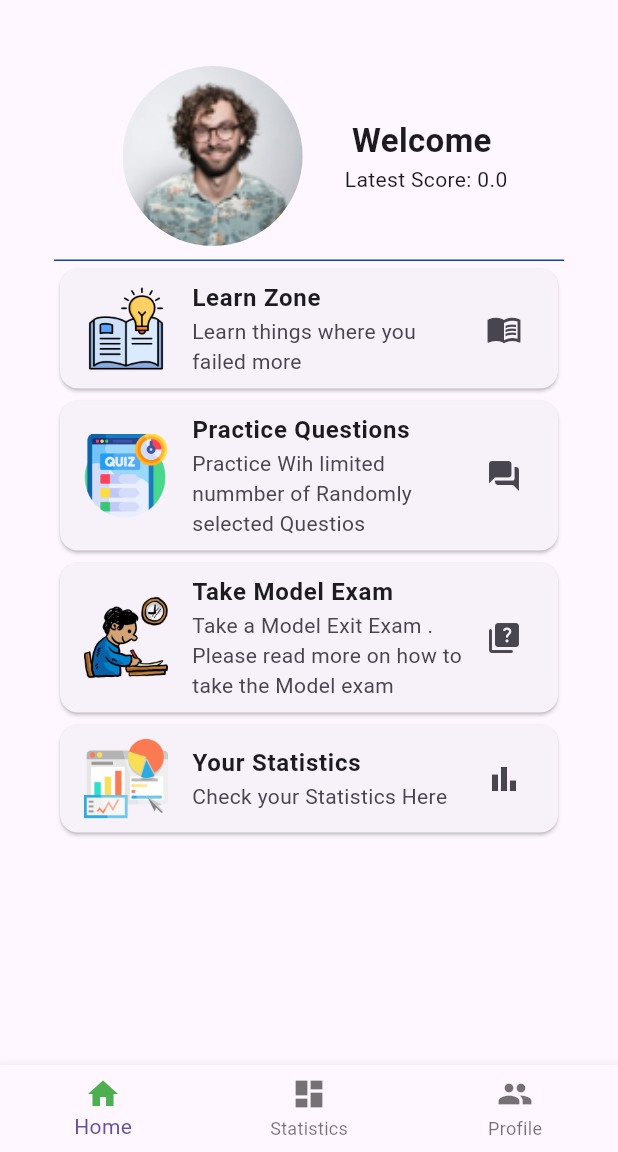
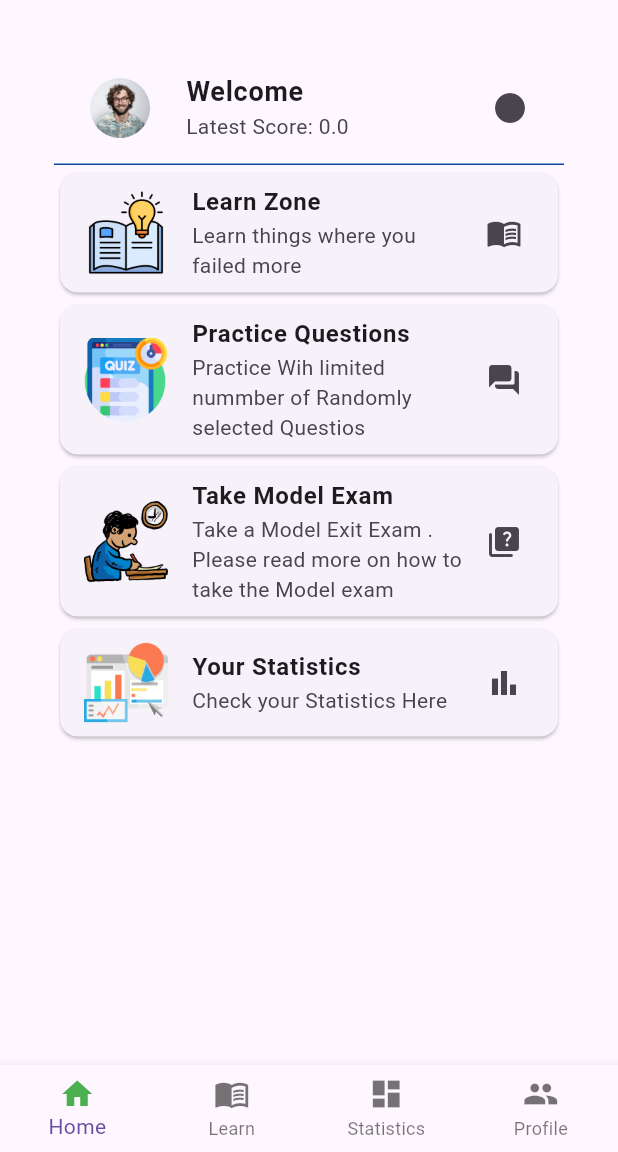
Before and after one commit to mgemoraw/smees_app, a Flutter app: the ExamHome screen opened by its route, after a tap on the "home" icon, on a phone screen of 412 x 824 dp, the part 84-1236 px from its top. Run offline on Flutter 3.47's test engine with Material 3 defaults, Android fonts, the phone set to English and light mode, and no system bars; our stand-ins replace auto_route, dio, flutter_dotenv, flutter_markdown, percent_indicator, permission_handler and 2 more; accounts and stored records are empty.

Commit message:
updating navigation routing

```diff
--- a/lib/home_page.dart
+++ b/lib/home_page.dart
@@ -1,6 +1,7 @@
 import 'dart:convert';
 
 import 'package:flutter/material.dart';
+import 'package:provider/provider.dart';
 import 'package:shared_preferences/shared_preferences.dart';
 import 'package:smees/depreciated/department.dart';
 import 'package:smees/depreciated/quiz_page.dart';
@@ -12,7 +13,10 @@ import 'package:smees/student_statistics.dart';
 import 'package:smees/views/common/appbar.dart';
 import 'package:smees/views/common/drawer.dart';
 import 'package:smees/views/common/navigation.dart';
+import 'package:smees/views/exam_home.dart';
 import 'package:smees/views/learn_zone.dart';
+import 'package:smees/views/practice_quiz.dart';
+import 'package:smees/views/user_provider.dart';
 
 import 'home.dart';
 
@@ -43,11 +47,13 @@ class _HomeState extends State<Home> {
   //   // 'learn': const LearnZone(),
   // };
 
-  static List<Widget> _pages = <Widget>[
+  static final List<Widget> _pages = <Widget>[
     const HomePage(department: "", username: ""),
-    // const LearnZone(department: ''),
+    const LearnZone(department: ''),
     const Statistics(),
     const UserProfile(),
+    const TestHome(department: ""),
+    const ExamHome(department: ""),
   ];
 
   @override
@@ -91,13 +97,20 @@ class _HomeState extends State<Home> {
 
   @override
   Widget build(BuildContext context) {
+    final navProvider = Provider.of<NavigationProvider>(context);
     return Scaffold(
       drawer: const LeftNavigation(),
       appBar: SmeesAppbar(title: "SMEES-App"),
 
-      body: _pages.elementAt(_selectedIndex), // _pages[_selectedIndex],
+      body: _pages.elementAt(navProvider.selectedIndex), // _pages[_selectedIndex],
       bottomNavigationBar:
-          BottomNavBar(currentIndex: _selectedIndex, onTap: _onItemTapped),
+          BottomNavBar(
+            currentIndex: navProvider.selectedIndex,
+            onTap: (index){
+              setState((){
+                navProvider.setIndex(index);
+              });
+            }),
     );
   }
 }
--- a/lib/main.dart
+++ b/lib/main.dart
@@ -37,6 +37,9 @@ Future<void> main() async {
         ChangeNotifierProvider(
           create: (context) => ThemeProvider(),
         ),
+        ChangeNotifierProvider(
+          create: (context) => NavigationProvider(),
+        ),
       ],
       child: const MyApp(),
     ),
@@ -60,8 +63,7 @@ class MyApp extends StatelessWidget {
       themeMode: themeProvider.isDark ? ThemeMode.dark : ThemeMode.light,
       // theme: ThemeData(
       //   primaryColor: Colors.blue[900],
-      //   primarySwatch: Colors.blue, // (255, 142, 129, 157),
-
+      //   primarySwatch: Colors.blue, // (255, 142, 129, 157)
       //   scaffoldBackgroundColor: Colors.blue[50],
       //   textTheme: TextTheme(
       //     headlineLarge: TextStyle(
--- a/lib/views/common/drawer.dart
+++ b/lib/views/common/drawer.dart
@@ -39,7 +39,7 @@ class _LeftNavigationState extends State<LeftNavigation> {
   @override
   Widget build(BuildContext context) {
     final themeProvider = Provider.of<ThemeProvider>(context);
-
+    final useModeProvider = Provider.of<UseModeProvider>(context);
     return Container(
       child: Drawer(
         shadowColor: bgColor,
@@ -62,19 +62,27 @@ class _LeftNavigationState extends State<LeftNavigation> {
               title: Text("Settings"),
               children: [
                 ListTile(
-                leading: isOnline ? const Icon(Icons.online_prediction) : const Icon(Icons.network_locked),
+                leading: !useModeProvider.offlineMode ? const Icon(Icons.online_prediction) : const Icon(Icons.network_locked),
                 title: const Text('Network Mode'),
                 onTap: () {
                   // Navigator.pushNamed(context, "/settings");
                   },
 
-                trailing: Switch(value: context.watch<UseModeProvider>().offlineMode, onChanged: (value) {
+                trailing: Switch(value: !useModeProvider.offlineMode, onChanged: (value) {
                   setState(() {
                     // change offlineMode state
                     context.read<UseModeProvider>().changeUseMode();
+
                   });
+                  ScaffoldMessenger.of(context).showSnackBar(
+                    SnackBar(
+                      backgroundColor: Colors.blue,
+
+                      content: useModeProvider.offlineMode ? Text("Offline Mode") : Text("Online Mode"),
+                    )
+                  );
                 }),
-                subtitle: Text(!context.watch<UseModeProvider>().offlineMode ? "Offline": "Online"),
+                subtitle: Text(useModeProvider.offlineMode ? "Offline": "Online"),
 
                 ),
                 ListTile(
--- a/lib/views/common/navigation.dart
+++ b/lib/views/common/navigation.dart
@@ -124,6 +124,7 @@ class BottomNavBar extends StatelessWidget {
   @override
   Widget build(BuildContext context) {
     return BottomNavigationBar(
+      type: BottomNavigationBarType.fixed,
       currentIndex: currentIndex,
       onTap: onTap,
       items: const [
@@ -134,6 +135,14 @@ class BottomNavBar extends StatelessWidget {
           ),
           icon: Icon(Icons.home),
           label: 'Home',
+        ),
+        BottomNavigationBarItem(
+          activeIcon: Icon(
+            Icons.menu_book_outlined,
+            color: Colors.green,
+          ),
+          icon: Icon(Icons.menu_book_outlined),
+          label: 'Learn',
         ),
         BottomNavigationBarItem(
           activeIcon: Icon(
--- a/lib/views/common/status_card.dart
+++ b/lib/views/common/status_card.dart
@@ -50,37 +50,64 @@ class _UserStatusCardState extends State<UserStatusCard> {
   Widget build(BuildContext context) {
     final userProvider = Provider.of<UserProvider>(context);
 
-    return SingleChildScrollView(
-      scrollDirection: Axis.horizontal,
-      child: Row(
-        mainAxisAlignment: MainAxisAlignment.start,
-        children: [
-          Padding(
+    return ListTile(
+      leading: Padding(
         padding: const EdgeInsets.all(8.0),
         child: ClipOval(
           child: Image.asset(
             'assets/images/user-2.png',
             fit: BoxFit.contain,
-                width: 120,
-                height: 120,
+            // width: 120,
+            // height: 120,
           ),
         ),
       ),
-          const SizedBox(width: 20.0),
-          Column(
-            children: [
-              Text(
+      title: Text(
         "Welcome ${userProvider.user!.username}",
         style: const TextStyle(
-                  fontSize: 22,
+          fontSize: 18,
           fontWeight: FontWeight.bold,
         ),
       ),
-              Text("Latest Score: $score"),
-            ],
-          ),
-        ],
-      ),
+      subtitle: Text("Latest Score: $score"),
+      trailing: context.watch<UseModeProvider>().offlineMode ? Icon(Icons.circle) : Icon(Icons.circle, color: Colors.green,),
     );
+
+    // return SingleChildScrollView(
+    //   scrollDirection: Axis.horizontal,
+    //   child: Row(
+    //     mainAxisAlignment: MainAxisAlignment.start,
+    //     children: [
+    //       Padding(
+    //         padding: const EdgeInsets.all(8.0),
+    //         child: ClipOval(
+    //           child: Image.asset(
+    //             'assets/images/user-2.png',
+    //             fit: BoxFit.contain,
+    //             width: 120,
+    //             height: 120,
+    //           ),
+    //         ),
+    //       ),
+    //       const SizedBox(width: 20.0),
+    //       Column(
+    //         children: [
+    //           Text(
+    //             "Welcome ${userProvider.user!.username}",
+    //             style: const TextStyle(
+    //               fontSize: 22,
+    //               fontWeight: FontWeight.bold,
+    //             ),
+    //           ),
+    //           ListTile(
+    //             title:
+    //           ),
+    //           Text("Latest Score: $score"),
+    //           Text("Offline"),
+    //         ],
+    //       ),
+    //     ],
+    //   ),
+    // );
   }
 }
--- a/lib/views/user_provider.dart
+++ b/lib/views/user_provider.dart
@@ -32,7 +32,7 @@ class UserProvider extends ChangeNotifier {
 }
 
 class UseModeProvider extends ChangeNotifier {
-  bool _offlineMode = false;
+  bool _offlineMode = true;
 
   bool get offlineMode => _offlineMode;
 
@@ -54,3 +54,13 @@ class ThemeProvider extends ChangeNotifier {
     notifyListeners();
   }
 }
+
+class NavigationProvider with ChangeNotifier {
+  int _selectedIndex = 0;
+  int get selectedIndex => _selectedIndex;
+
+  void setIndex(int index) {
+    _selectedIndex = index;
+    notifyListeners();
+  }
+}
```
Also changed, not shown: lib/home.dart (+7 -2 lines), lib/views/learn_zone.dart (+2 -6 lines), lib/views/practice_quiz.dart (+44 -19 lines), lib/views/take_quiz.dart (+4 -4 lines), 1 other file. Lines whose indentation alone changed are shown as unchanged.
